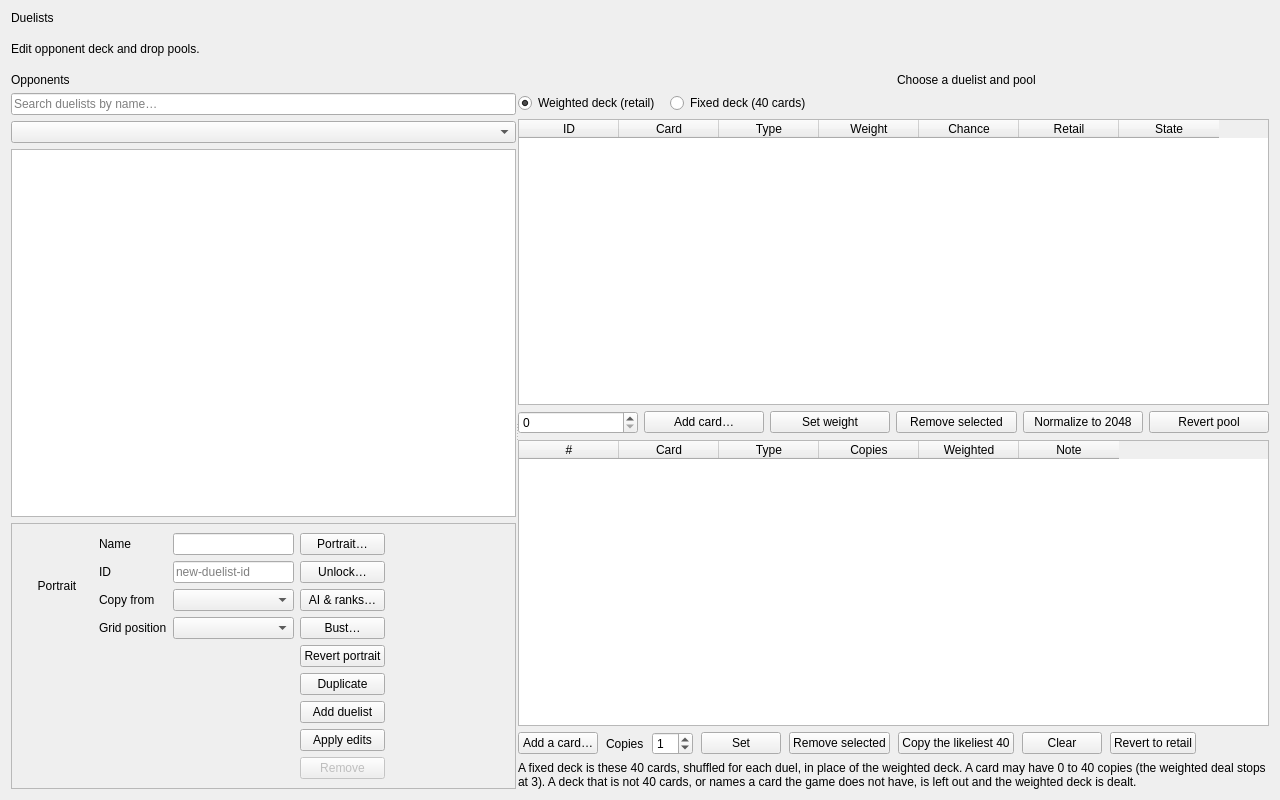
First picture: the form in tools/pc/fm_editor/ui/duelists_page.ui, repository yamyi/YGOFM-DecompRecomp, before the edit.
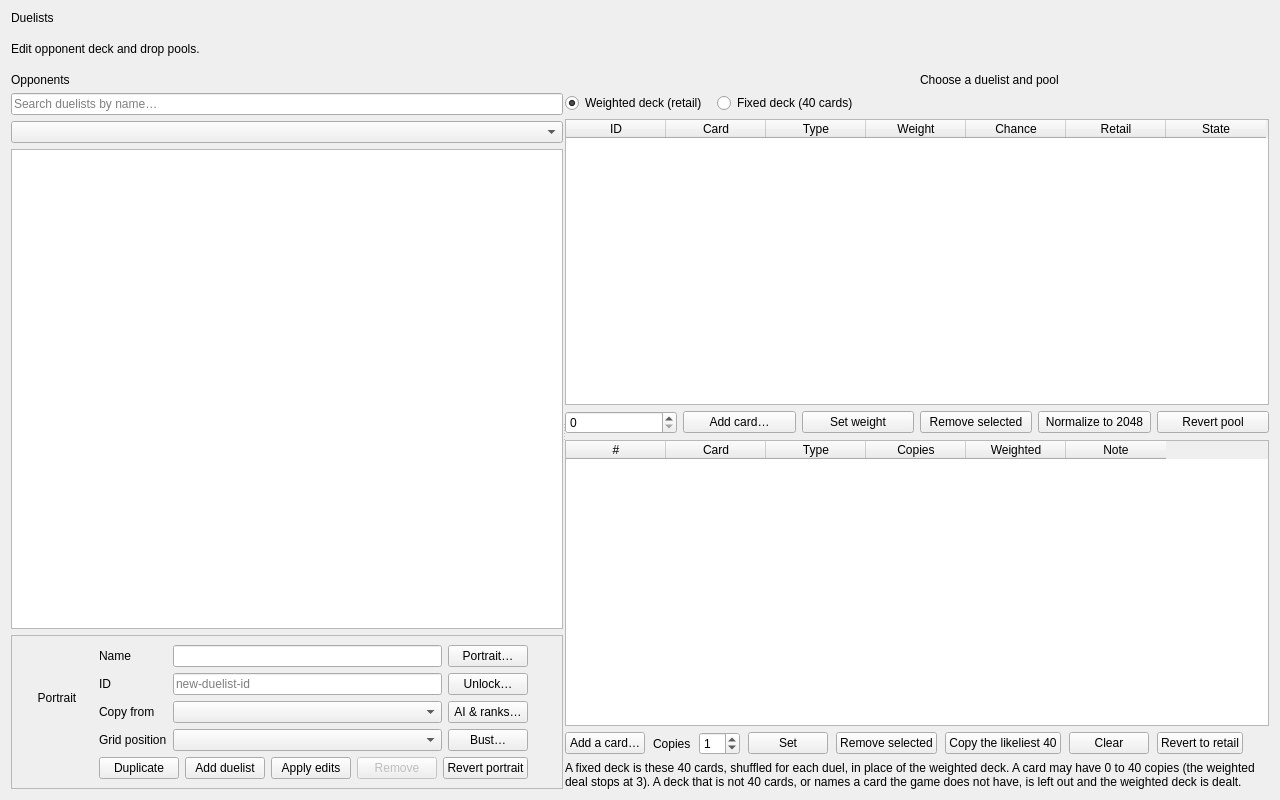
Second picture: the form after the edit.

Commit message: Arrange Duelist actions in one row

```diff
--- a/tools/pc/fm_editor/ui/duelists_page.ui
+++ b/tools/pc/fm_editor/ui/duelists_page.ui
@@ -194,7 +194,7 @@
             </property>
            </widget>
           </item>
-          <item row="0" column="3" rowspan="5">
+          <item row="0" column="3" rowspan="4">
            <layout class="QVBoxLayout" name="duelistEditButtonsLayout">
             <property name="spacing">
              <number>6</number>
@@ -228,42 +228,16 @@
               <property name="text"><string>Bust…</string></property>
              </widget>
             </item>
-            <item>
-             <widget class="QPushButton" name="duelistRevertPortraitButton">
-              <property name="toolTip"><string>Remove this duelist's portrait override.</string></property>
-              <property name="text"><string>Revert portrait</string></property>
-             </widget>
-            </item>
-            <item>
-             <widget class="QPushButton" name="duplicateDuelistButton">
-              <property name="toolTip"><string>Create an independent copy of this custom duelist.</string></property>
-              <property name="text"><string>Duplicate</string></property>
-             </widget>
-            </item>
-            <item>
-             <widget class="QPushButton" name="addDuelistButton">
-              <property name="text">
-               <string>Add duelist</string>
-              </property>
-             </widget>
-            </item>
-            <item>
-             <widget class="QPushButton" name="applyDuelistButton">
-              <property name="text">
-               <string>Apply edits</string>
-              </property>
-             </widget>
-            </item>
-            <item>
-             <widget class="QPushButton" name="removeDuelistButton">
-              <property name="enabled">
-               <bool>false</bool>
-              </property>
-              <property name="text">
-               <string>Remove</string>
-              </property>
-             </widget>
-            </item>
+           </layout>
+          </item>
+          <item row="4" column="1" colspan="3">
+           <layout class="QHBoxLayout" name="duelistRosterActionsLayout">
+            <property name="spacing"><number>6</number></property>
+            <item><widget class="QPushButton" name="duplicateDuelistButton"><property name="toolTip"><string>Create an independent copy of this custom duelist.</string></property><property name="text"><string>Duplicate</string></property></widget></item>
+            <item><widget class="QPushButton" name="addDuelistButton"><property name="text"><string>Add duelist</string></property></widget></item>
+            <item><widget class="QPushButton" name="applyDuelistButton"><property name="text"><string>Apply edits</string></property></widget></item>
+            <item><widget class="QPushButton" name="removeDuelistButton"><property name="enabled"><bool>false</bool></property><property name="text"><string>Remove</string></property></widget></item>
+            <item><widget class="QPushButton" name="duelistRevertPortraitButton"><property name="toolTip"><string>Remove this duelist's portrait override.</string></property><property name="text"><string>Revert portrait</string></property></widget></item>
            </layout>
           </item>
           <item row="0" column="4" rowspan="5">
```
